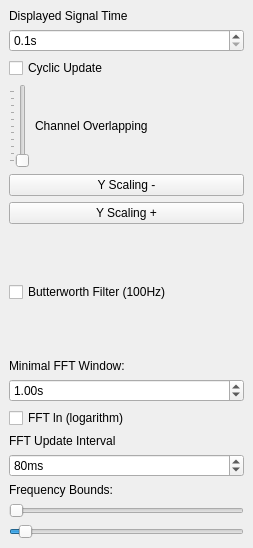
Before: the Qt Designer form src/config_widget/view_settings_dock_widget.ui in tools4BCI/TiA-Scope, drawn with Qt 5.
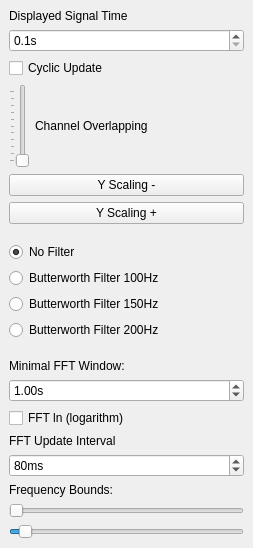
After: the same form once the commit is applied. Icons and pictures are not drawn.

The edit to the form file:
```diff
--- a/src/config_widget/view_settings_dock_widget.ui
+++ b/src/config_widget/view_settings_dock_widget.ui
@@ -13,7 +13,7 @@
   <property name="minimumSize">
    <size>
     <width>222</width>
-    <height>417</height>
+    <height>492</height>
    </size>
   </property>
   <property name="features">
@@ -132,9 +132,33 @@
      </spacer>
     </item>
     <item>
-     <widget class="QCheckBox" name="lowPass100">
+     <widget class="QRadioButton" name="lowPassNo">
       <property name="text">
-       <string>Butterworth Filter (100Hz)</string>
+       <string>No Filter</string>
+      </property>
+      <property name="checked">
+       <bool>true</bool>
+      </property>
+     </widget>
+    </item>
+    <item>
+     <widget class="QRadioButton" name="lowPass100">
+      <property name="text">
+       <string>Butterworth Filter 100Hz</string>
+      </property>
+     </widget>
+    </item>
+    <item>
+     <widget class="QRadioButton" name="lowPass150">
+      <property name="text">
+       <string>Butterworth Filter 150Hz</string>
+      </property>
+     </widget>
+    </item>
+    <item>
+     <widget class="QRadioButton" name="lowPass200">
+      <property name="text">
+       <string>Butterworth Filter 200Hz</string>
       </property>
      </widget>
     </item>
```
